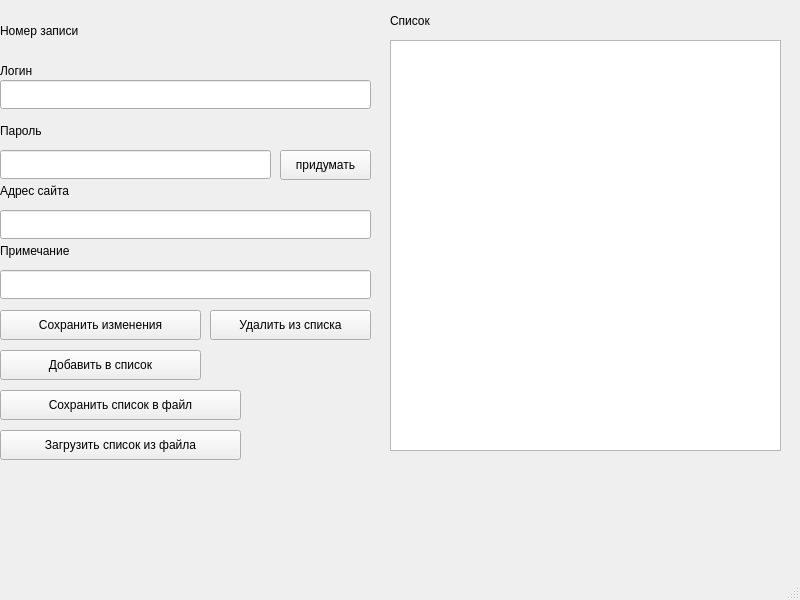
First picture: the form in mainwindow.ui, repository ArtNazarov/pg6, before the edit.
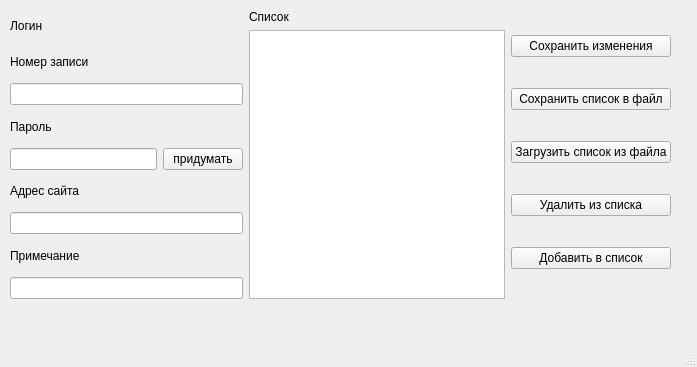
Second picture: the form after the edit.

What changed in the file:
```diff
--- a/mainwindow.ui
+++ b/mainwindow.ui
@@ -6,220 +6,153 @@
    <rect>
     <x>0</x>
     <y>0</y>
-    <width>800</width>
-    <height>600</height>
+    <width>697</width>
+    <height>367</height>
    </rect>
   </property>
   <property name="windowTitle">
    <string>PG6</string>
   </property>
   <widget class="QWidget" name="centralwidget">
-   <widget class="QPushButton" name="btnAddData">
-    <property name="geometry">
-     <rect>
-      <x>0</x>
-      <y>350</y>
-      <width>201</width>
-      <height>30</height>
-     </rect>
-    </property>
-    <property name="text">
-     <string>Добавить в список</string>
-    </property>
-   </widget>
-   <widget class="QLineEdit" name="leLogin">
+   <property name="sizePolicy">
+    <sizepolicy hsizetype="Maximum" vsizetype="Maximum">
+     <horstretch>0</horstretch>
+     <verstretch>0</verstretch>
+    </sizepolicy>
+   </property>
+   <property name="autoFillBackground">
+    <bool>true</bool>
+   </property>
+   <widget class="QWidget" name="horizontalLayoutWidget">
     <property name="geometry">
      <rect>
-      <x>0</x>
-      <y>80</y>
-      <width>371</width>
-      <height>29</height>
+      <x>10</x>
+      <y>10</y>
+      <width>661</width>
+      <height>289</height>
      </rect>
     </property>
-   </widget>
+    <layout class="QHBoxLayout" name="horizontalLayout_3">
+     <item>
+      <layout class="QVBoxLayout" name="verticalLayout">
+       <item>
    <widget class="QLabel" name="lbLogin">
-    <property name="geometry">
-     <rect>
-      <x>0</x>
-      <y>60</y>
-      <width>87</width>
-      <height>22</height>
-     </rect>
-    </property>
     <property name="text">
      <string>Логин</string>
     </property>
    </widget>
-   <widget class="QPushButton" name="btnSaveData">
-    <property name="geometry">
-     <rect>
-      <x>0</x>
-      <y>390</y>
-      <width>241</width>
-      <height>30</height>
-     </rect>
-    </property>
+       </item>
+       <item>
+        <widget class="QLabel" name="lbItemIndex">
     <property name="text">
-     <string>Сохранить список в файл</string>
-    </property>
-   </widget>
-   <widget class="QPushButton" name="btnLoadFromFile">
-    <property name="geometry">
-     <rect>
-      <x>0</x>
-      <y>430</y>
-      <width>241</width>
-      <height>30</height>
-     </rect>
-    </property>
-    <property name="text">
-     <string>Загрузить список из файла</string>
-    </property>
-   </widget>
-   <widget class="QLineEdit" name="lePassword">
-    <property name="geometry">
-     <rect>
-      <x>0</x>
-      <y>150</y>
-      <width>271</width>
-      <height>29</height>
-     </rect>
-    </property>
-   </widget>
-   <widget class="QLineEdit" name="leUrl">
-    <property name="geometry">
-     <rect>
-      <x>0</x>
-      <y>210</y>
-      <width>371</width>
-      <height>29</height>
-     </rect>
-    </property>
-   </widget>
-   <widget class="QLineEdit" name="leNote">
-    <property name="geometry">
-     <rect>
-      <x>0</x>
-      <y>270</y>
-      <width>371</width>
-      <height>29</height>
-     </rect>
-    </property>
-   </widget>
+          <string>Номер записи</string>
+         </property>
+        </widget>
+       </item>
+       <item>
+        <widget class="QLineEdit" name="leLogin"/>
+       </item>
+       <item>
    <widget class="QLabel" name="lbPassword">
-    <property name="geometry">
-     <rect>
-      <x>0</x>
-      <y>120</y>
-      <width>87</width>
-      <height>22</height>
-     </rect>
-    </property>
     <property name="text">
      <string>Пароль</string>
     </property>
    </widget>
+       </item>
+       <item>
+        <layout class="QHBoxLayout" name="horizontalLayout">
+         <item>
+          <widget class="QLineEdit" name="lePassword"/>
+         </item>
+         <item>
+          <widget class="QPushButton" name="btnGenPass">
+           <property name="text">
+            <string>придумать</string>
+           </property>
+          </widget>
+         </item>
+        </layout>
+       </item>
+       <item>
    <widget class="QLabel" name="lbUrl">
-    <property name="geometry">
-     <rect>
-      <x>0</x>
-      <y>180</y>
-      <width>111</width>
-      <height>22</height>
-     </rect>
-    </property>
     <property name="text">
      <string>Адрес сайта</string>
     </property>
    </widget>
+       </item>
+       <item>
+        <widget class="QLineEdit" name="leUrl"/>
+       </item>
+       <item>
    <widget class="QLabel" name="lbNote">
-    <property name="geometry">
-     <rect>
-      <x>0</x>
-      <y>240</y>
-      <width>111</width>
-      <height>22</height>
-     </rect>
-    </property>
     <property name="text">
      <string>Примечание</string>
     </property>
    </widget>
+       </item>
+       <item>
+        <widget class="QLineEdit" name="leNote"/>
+       </item>
+       <item>
+        <layout class="QHBoxLayout" name="horizontalLayout_2"/>
+       </item>
+      </layout>
+     </item>
+     <item>
+      <layout class="QVBoxLayout" name="verticalLayout_2">
+       <item>
    <widget class="QLabel" name="lbList">
-    <property name="geometry">
-     <rect>
-      <x>390</x>
-      <y>10</y>
-      <width>87</width>
-      <height>22</height>
-     </rect>
-    </property>
     <property name="text">
      <string>Список</string>
     </property>
    </widget>
+       </item>
+       <item>
+        <widget class="QListView" name="listView"/>
+       </item>
+      </layout>
+     </item>
+     <item>
+      <layout class="QVBoxLayout" name="verticalLayout_3">
+       <item>
    <widget class="QPushButton" name="btnApplyChanges">
-    <property name="geometry">
-     <rect>
-      <x>0</x>
-      <y>310</y>
-      <width>201</width>
-      <height>30</height>
-     </rect>
-    </property>
     <property name="text">
      <string>Сохранить изменения</string>
     </property>
    </widget>
-   <widget class="QListView" name="listView">
-    <property name="geometry">
-     <rect>
-      <x>390</x>
-      <y>40</y>
-      <width>391</width>
-      <height>411</height>
-     </rect>
-    </property>
-   </widget>
-   <widget class="QLabel" name="lbItemIndex">
-    <property name="geometry">
-     <rect>
-      <x>0</x>
-      <y>20</y>
-      <width>151</width>
-      <height>22</height>
-     </rect>
-    </property>
+       </item>
+       <item>
+        <widget class="QPushButton" name="btnSaveData">
     <property name="text">
-     <string>Номер записи</string>
-    </property>
-   </widget>
-   <widget class="QPushButton" name="btnGenPass">
-    <property name="geometry">
-     <rect>
-      <x>280</x>
-      <y>150</y>
-      <width>91</width>
-      <height>30</height>
-     </rect>
-    </property>
+          <string>Сохранить список в файл</string>
+         </property>
+        </widget>
+       </item>
+       <item>
+        <widget class="QPushButton" name="btnLoadFromFile">
     <property name="text">
-     <string>придумать</string>
-    </property>
-   </widget>
+          <string>Загрузить список из файла</string>
+         </property>
+        </widget>
+       </item>
+       <item>
    <widget class="QPushButton" name="btnRemoveElem">
-    <property name="geometry">
-     <rect>
-      <x>210</x>
-      <y>310</y>
-      <width>161</width>
-      <height>30</height>
-     </rect>
-    </property>
     <property name="text">
      <string>Удалить из списка</string>
     </property>
    </widget>
+       </item>
+       <item>
+        <widget class="QPushButton" name="btnAddData">
+         <property name="text">
+          <string>Добавить в список</string>
+         </property>
+        </widget>
+       </item>
+      </layout>
+     </item>
+    </layout>
+   </widget>
   </widget>
   <widget class="QMenuBar" name="menubar">
    <property name="geometry">
```
Left out of the diff: 2 changed lines with no effect on the pictures. Lines whose indentation alone changed are shown as unchanged.
